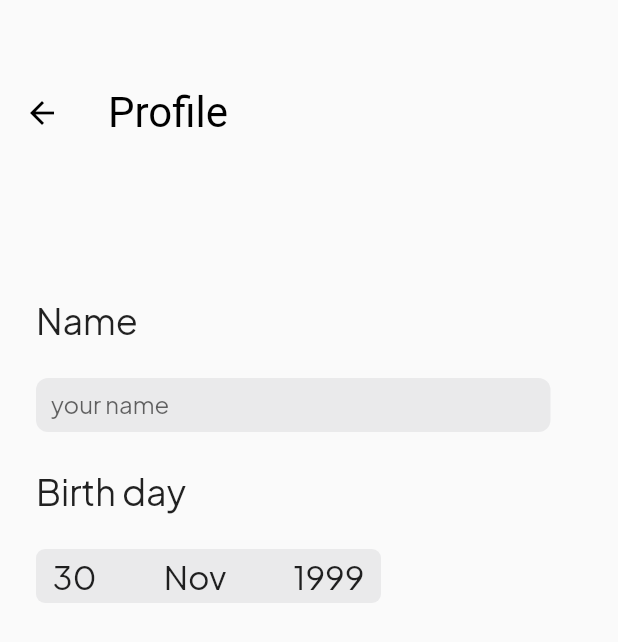
After one commit to dirkzon/Moodlet, a Flutter app: the screen it shows after launch, item 3 of the bottom bar chosen, after a tap on "Profile", on a phone screen of 412 x 824 dp. The commit adds this screen. Shown: the top 642 px of the screen. Run offline on Flutter 3.47's test engine with Material 2 defaults, Android fonts, the phone set to English and light mode, and no system bars; our stand-ins replace charts_flutter, flutter_blue, flutter_local_notifications, hive, hive_flutter, timezone; missing offline and left inert: cron; accounts and stored records are empty.

Commit message:
added profile

```diff
--- /dev/null
+++ b/lib/comms/hive/adaptors/hiveProfileRepository.dart
@@ -0,0 +1,22 @@
+import 'package:bletest/comms/hive/models/hiveEntry.dart';
+import 'package:bletest/profile/profile_manager.dart';
+import 'package:flutter/cupertino.dart';
+import 'package:hive/hive.dart';
+
+import '../models/hiveProfile.dart';
+
+class HiveProfileRepository with ChangeNotifier {
+  Box<HiveProfile> box = Hive.box<HiveProfile>("profile");
+
+  saveProfile(HiveProfile profile) {
+    box.put('profile', profile);
+  }
+
+  HiveProfile? getProfile() {
+    return box.get('profile');
+  }
+
+  update(ProfileManager manager) {
+    saveProfile(HiveProfile(birthDay: manager.birthDay, name: manager.name));
+  }
+}
--- a/lib/comms/hive/hiveConfig.dart
+++ b/lib/comms/hive/hiveConfig.dart
@@ -1,5 +1,6 @@
 import 'package:bletest/comms/hive/models/hiveDesignSettings.dart';
 import 'package:bletest/comms/hive/models/hiveNotificationSettings.dart';
+import 'package:bletest/comms/hive/models/hiveProfile.dart';
 import 'package:flutter/foundation.dart';
 import 'package:hive_flutter/hive_flutter.dart';
 
@@ -42,5 +43,16 @@ class HiveConfig {
       }
       await Hive.openBox<HiveDesignSettings>("design");
     }
+
+    //profile
+    Hive.registerAdapter(HiveProfileAdapter());
+    try {
+      await Hive.openBox<HiveProfile>("profile");
+    } catch (e) {
+      if (await Hive.boxExists("profile")) {
+        await Hive.deleteBoxFromDisk("profile");
+      }
+      await Hive.openBox<HiveProfile>("profile");
+    }
   }
 }
--- /dev/null
+++ b/lib/comms/hive/models/hiveProfile.dart
@@ -0,0 +1,14 @@
+import 'package:hive/hive.dart';
+
+part 'hiveProfile.g.dart';
+
+@HiveType(typeId: 5)
+class HiveProfile extends HiveObject {
+  HiveProfile({required this.birthDay, required this.name});
+
+  @HiveField(0)
+  DateTime birthDay;
+
+  @HiveField(1, defaultValue: '')
+  String name;
+}
--- a/lib/comms/ports/entryPort.dart
+++ /dev/null
@@ -1,10 +0,0 @@
-import 'package:bletest/recording/entry.dart';
-import 'package:bletest/recording/recording.dart';
-import 'package:flutter/cupertino.dart';
-
-import '../hive/models/hiveEntry.dart';
-
-abstract class EntryPort with ChangeNotifier {
-  List<HiveEntry> getEntries(DateTime start, DateTime end);
-  void saveEntries(Recording recording);
-}
--- a/lib/main.dart
+++ b/lib/main.dart
@@ -1,9 +1,11 @@
 import 'package:bletest/comms/hive/adaptors/hiveEntryRepository.dart';
+import 'package:bletest/comms/hive/adaptors/hiveProfileRepository.dart';
 import 'package:bletest/comms/hive/adaptors/settingsRepository.dart';
 import 'package:bletest/comms/hive/hiveConfig.dart';
 import 'package:bletest/notifications/notification_manager.dart';
 import 'package:bletest/pages/navigation_page.dart';
 import 'package:bletest/pages/theme_config.dart';
+import 'package:bletest/profile/profile_manager.dart';
 import 'package:bletest/sensor/moodmetric_sensor_manager.dart';
 import 'package:bletest/settings/settings_manager.dart';
 import 'package:flutter/material.dart';
@@ -32,6 +34,9 @@ class MoodlApp extends StatelessWidget {
           ),
           ChangeNotifierProvider<HiveEntryRepository>(
               create: (_) => HiveEntryRepository()),
+          ChangeNotifierProvider<ProfileManager>(
+            create: (_) => ProfileManager(HiveProfileRepository()),
+          ),
           ChangeNotifierProxyProvider<BluetoothManager, SensorManager>(
             create: (BuildContext context) => SensorManager(
                 Provider.of<BluetoothManager>(context, listen: false)),
@@ -58,6 +63,13 @@ class MoodlApp extends StatelessWidget {
               return repo;
             },
           ),
+          ChangeNotifierProxyProvider<ProfileManager, HiveProfileRepository>(
+            create: (_) => HiveProfileRepository(),
+            update: ((_, sensor, port) {
+              port!.update(sensor);
+              return port;
+            }),
+          ),
         ],
         builder: ((context, child) =>
             Consumer<SettingsManager>(builder: (context, settings, child) {
--- a/lib/pages/common_components/date_time_selector.dart
+++ b/lib/pages/common_components/date_time_selector.dart
@@ -4,15 +4,20 @@ import 'package:intl/intl.dart';
 class DateTimeSelector extends StatefulWidget {
   final bool useTime;
   final ValueChanged<DateTime?>? onChanged;
+  final DateTime initialValue;
 
-  const DateTimeSelector({super.key, required this.useTime, this.onChanged});
+  const DateTimeSelector(
+      {super.key,
+      required this.useTime,
+      this.onChanged,
+      required this.initialValue});
 
   @override
   _DateTimeSelectorState createState() => _DateTimeSelectorState();
 }
 
 class _DateTimeSelectorState extends State<DateTimeSelector> {
-  late DateTime _selectedDateTime = DateTime.now();
+  late DateTime _selectedDateTime = widget.initialValue ?? DateTime.now();
 
   final TextStyle textStyle =
       const TextStyle(fontSize: 22, fontWeight: FontWeight.w400);
@@ -46,7 +51,6 @@ class _DateTimeSelectorState extends State<DateTimeSelector> {
   @override
   Widget build(BuildContext context) {
     return Container(
-      padding: const EdgeInsets.all(25.5),
       child: Row(
         children: [
           InkWell(
@@ -59,7 +63,7 @@ class _DateTimeSelectorState extends State<DateTimeSelector> {
                 _updateDate(date);
               },
               child: Container(
-                width: widget.useTime ? 210 : 230,
+                width: widget.useTime ? 160 : 230,
                 decoration: boxDecoration,
                 padding: const EdgeInsets.only(
                     left: 11.0, right: 11.0, top: 4.0, bottom: 4.0),
@@ -77,7 +81,7 @@ class _DateTimeSelectorState extends State<DateTimeSelector> {
                   ],
                 ),
               )),
-          const Spacer(),
+          const SizedBox(width: 8),
           if (widget.useTime)
             InkWell(
                 onTap: () async {
@@ -86,7 +90,7 @@ class _DateTimeSelectorState extends State<DateTimeSelector> {
                       initialTime: TimeOfDay(
                           hour: _selectedDateTime.hour,
                           minute: _selectedDateTime.minute),
-                      initialEntryMode: TimePickerEntryMode.input);
+                      initialEntryMode: TimePickerEntryMode.dial);
                   if (time == null) return;
                   _updateTime(time);
                 },
--- a/lib/pages/home_page/home_screen.dart
+++ b/lib/pages/home_page/home_screen.dart
@@ -1,4 +1,5 @@
 import 'package:bletest/notifications/notification_manager.dart';
+import 'package:bletest/profile/profile_manager.dart';
 import 'package:flutter/material.dart';
 import 'package:flutter_local_notifications/flutter_local_notifications.dart';
 import 'package:provider/provider.dart';
@@ -28,6 +29,7 @@ class _HomeScreenState extends State<HomeScreen> {
     DateTime end = DateTime.now().add(const Duration(days: 1));
 
     HiveEntryRepository entry = Provider.of<HiveEntryRepository>(context);
+    ProfileManager profileManager = Provider.of<ProfileManager>(context);
 
     return Scaffold(
         body: CustomScrollView(slivers: [
@@ -38,12 +40,14 @@ class _HomeScreenState extends State<HomeScreen> {
               AppBar(
                   title: Column(
                       crossAxisAlignment: CrossAxisAlignment.start,
-                      children: const [
+                      children: [
                     Text(
-                      'Hello, Stan',
+                      'Hello, ${profileManager.name}',
                     ),
                     Text(
-                      'Nice to see you again!',
+                      profileManager.isBirthDay
+                          ? 'Happy birhtday from moodl!'
+                          : 'Nice to see you again!',
                       style:
                           TextStyle(fontWeight: FontWeight.w400, fontSize: 18),
                     ),
--- /dev/null
+++ b/lib/pages/settings_page/profile_settings_screen.dart
@@ -0,0 +1,88 @@
+import 'package:bletest/profile/profile_manager.dart';
+import 'package:bletest/settings/settings_manager.dart';
+import 'package:flutter/cupertino.dart';
+import 'package:flutter/material.dart';
+import 'package:provider/provider.dart';
+
+import '../common_components/date_time_selector.dart';
+
+class ProfileSettingsScreen extends StatelessWidget {
+  const ProfileSettingsScreen({super.key});
+
+  @override
+  Widget build(BuildContext context) {
+    ProfileManager manager = Provider.of<ProfileManager>(context);
+
+    return Scaffold(
+        appBar: AppBar(
+          backgroundColor: Colors.transparent,
+          title: const Text(
+            'Profile',
+            style: TextStyle(fontWeight: FontWeight.w400, fontSize: 28),
+          ),
+          iconTheme: const IconThemeData(color: Colors.black),
+        ),
+        body: CustomScrollView(slivers: [
+          SliverFillRemaining(
+              hasScrollBody: false,
+              child: Container(
+                  margin: const EdgeInsets.all(24),
+                  child: Column(
+                    children: [
+                      Row(
+                        mainAxisAlignment: MainAxisAlignment.start,
+                        children: [
+                          Container(
+                              margin:
+                                  const EdgeInsets.only(top: 24, bottom: 24),
+                              child: const Text(
+                                'Name',
+                                style: TextStyle(
+                                  fontSize: 24,
+                                  fontWeight: FontWeight.w400,
+                                ),
+                              )),
+                        ],
+                      ),
+                      Row(
+                        mainAxisAlignment: MainAxisAlignment.start,
+                        children: [
+                          SizedBox(
+                            height: 36,
+                            width: 343,
+                            child: TextFormField(
+                              onChanged: (value) => manager.setName(value),
+                              initialValue: manager.name,
+                              decoration: const InputDecoration(
+                                hintText: 'your name',
+                                contentPadding: EdgeInsets.symmetric(
+                                    vertical: 10.0, horizontal: 10.0),
+                              ),
+                            ),
+                          ),
+                        ],
+                      ),
+                      Row(
+                        mainAxisAlignment: MainAxisAlignment.start,
+                        children: [
+                          Container(
+                              margin:
+                                  const EdgeInsets.only(top: 24, bottom: 24),
+                              child: const Text(
+                                'Birth day',
+                                style: TextStyle(
+                                  fontSize: 24,
+                                  fontWeight: FontWeight.w400,
+                                ),
+                              )),
+                        ],
+                      ),
+                      DateTimeSelector(
+                          initialValue: manager.birthDay,
+                          useTime: false,
+                          onChanged: ((value) => manager.setBirthDay(value!))),
+                    ],
+                  )))
+        ]));
+  }
+}
--- a/lib/pages/settings_page/settings_screen.dart
+++ b/lib/pages/settings_page/settings_screen.dart
@@ -1,5 +1,6 @@
 import 'package:bletest/pages/settings_page/design_settings_screen.dart';
 import 'package:bletest/pages/settings_page/notification_settings_screen.dart';
+import 'package:bletest/pages/settings_page/profile_settings_screen.dart';
 import 'package:flutter/material.dart';
 
 import 'bluetooth_settings_screen.dart';
@@ -43,9 +44,12 @@ class _SettingsState extends State<SettingsScreen> {
                   children: const [Text('Notifications'), Spacer(), Text('>')],
                 )),
             TextButton(
-                onPressed: () {},
+                onPressed: () => Navigator.push(
+                    context,
+                    MaterialPageRoute(
+                        builder: ((context) => const ProfileSettingsScreen()))),
                 child: Row(
-                  children: const [Text('Journal'), Spacer(), Text('>')],
+                  children: const [Text('Profile'), Spacer(), Text('>')],
                 )),
             TextButton(
                 onPressed: () => Navigator.push(
--- /dev/null
+++ b/lib/profile/profile_manager.dart
@@ -0,0 +1,33 @@
+import 'package:bletest/comms/hive/adaptors/hiveProfileRepository.dart';
+import 'package:flutter/cupertino.dart';
+
+class ProfileManager extends ChangeNotifier {
+  DateTime birthDay = DateTime(2000, 0, 0);
+  String name = '';
+  bool isBirthDay = false;
+
+  ProfileManager(HiveProfileRepository profileRepo) {
+    var profile = profileRepo.getProfile();
+    if (profile != null) {
+      birthDay = profile.birthDay;
+      name = profile.name;
+      isBirthDay = _isBirhtDay(birthDay);
+    }
+  }
+
+  setBirthDay(DateTime day) {
+    birthDay = day;
+    isBirthDay = _isBirhtDay(day);
+    notifyListeners();
+  }
+
+  setName(String newName) {
+    name = newName;
+    notifyListeners();
+  }
+
+  bool _isBirhtDay(DateTime birhtDay) {
+    var now = DateTime.now();
+    return (now.day == birthDay.day && now.month == birthDay.month);
+  }
+}
```
Also changed, not shown: lib/comms/hive/models/hiveNotificationSettings.g.dart, lib/comms/hive/models/hiveProfile.g.dart (added).
